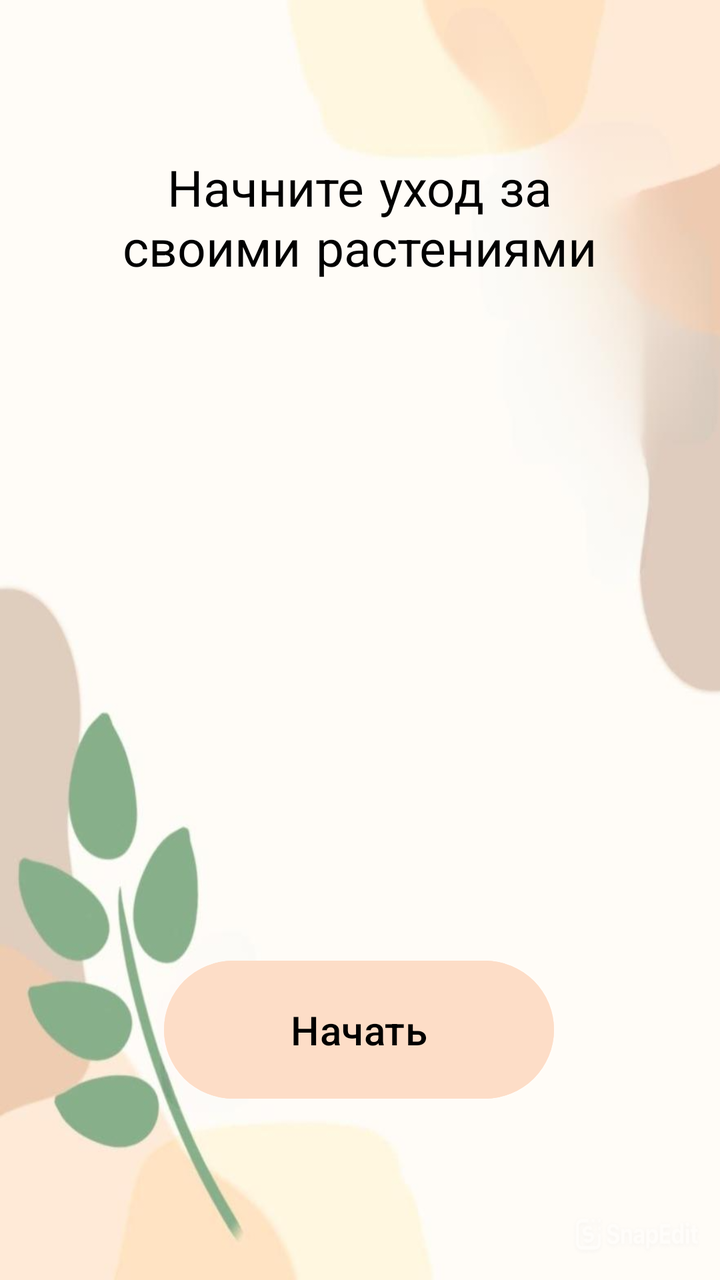
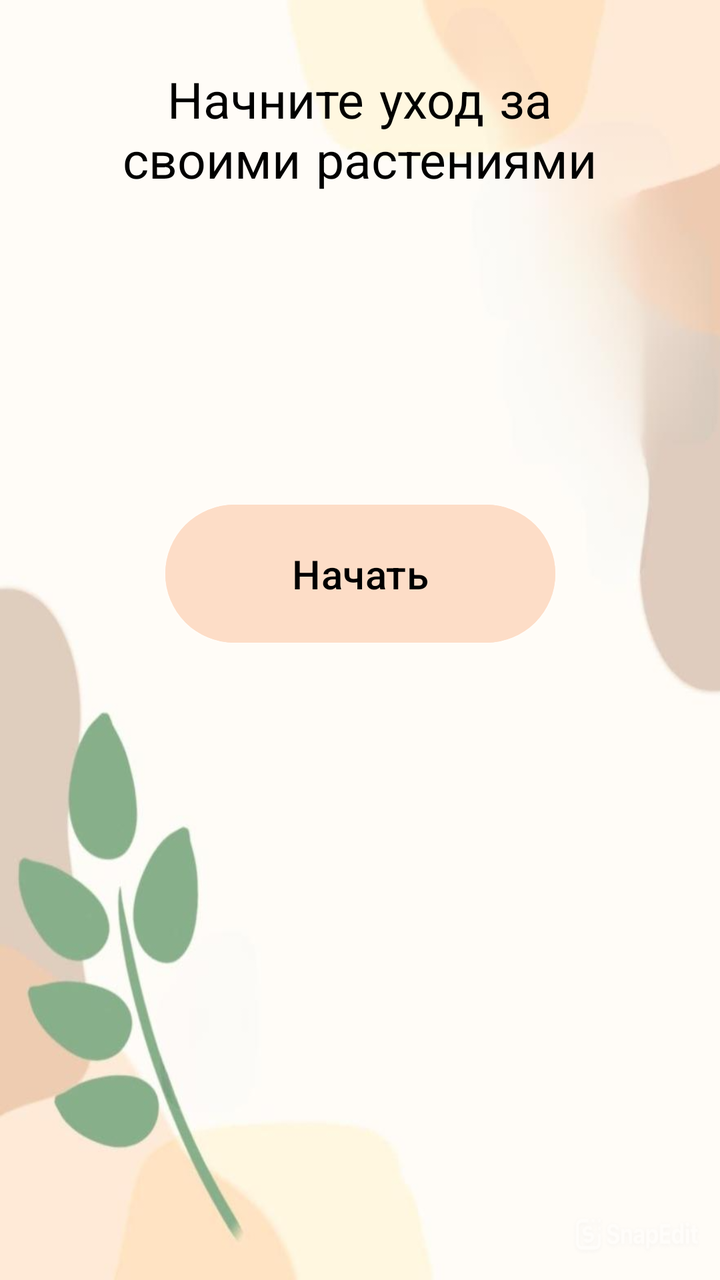

Screens rendered from an Android XML layout before and after an edit, with the pre-edit source and the edit as a unified diff.
<!-- AndroidManifest.xml: application theme Theme.Plant_care -->
<!-- res/layout/activity_main.xml -->
<?xml version="1.0" encoding="utf-8"?>
<androidx.constraintlayout.widget.ConstraintLayout xmlns:android="http://schemas.android.com/apk/res/android"
    xmlns:app="http://schemas.android.com/apk/res-auto"
    xmlns:tools="http://schemas.android.com/tools"
    android:id="@+id/main"
    android:layout_width="match_parent"
    android:layout_height="match_parent"
    android:background="@drawable/snapedit_1739354095106"
    tools:context=".MainActivity">

    <TextView
        android:id="@+id/textView"
        android:layout_width="264dp"
        android:layout_height="127dp"
        android:layout_marginTop="80dp"
        android:fontFamily="sans-serif-smallcaps"
        android:text="@string/logo_text"
        android:textAlignment="center"
        android:textColor="@color/black"
        android:textSize="25sp"
        app:layout_constraintEnd_toEndOf="parent"
        app:layout_constraintHorizontal_bias="0.496"
        app:layout_constraintStart_toStartOf="parent"
        app:layout_constraintTop_toTopOf="parent"
        tools:ignore="TextSizeCheck" />

    <Button
        android:id="@+id/button"
        android:layout_width="195dp"
        android:layout_height="77dp"
        android:backgroundTint="@color/reg_button_colour"
        android:onClick="startMenu"
        android:text="@string/start"
        android:textColor="@color/black"
        android:textSize="20sp"
        app:layout_constraintBottom_toBottomOf="parent"
        app:layout_constraintEnd_toEndOf="parent"
        app:layout_constraintHorizontal_bias="0.497"
        app:layout_constraintStart_toStartOf="parent"
        app:layout_constraintTop_toTopOf="parent"
        app:layout_constraintVertical_bias="0.846" />

</androidx.constraintlayout.widget.ConstraintLayout>
<!-- resources referenced by this layout -->
<resources>
  <color name="black">#FF000000</color>
  <color name="reg_button_colour">#FDDDC7</color>
  <!-- drawable snapedit_1739354095106: jpg bitmap (drawable, 195016 bytes) -->
  <string name="logo_text">Начните уход за своими растениями</string>
  <string name="start">Начать</string>
  <style name="Theme.Plant_care" parent="Base.Theme.Plant_care" />
  <style name="Base.Theme.Plant_care" parent="Theme.Material3.DayNight.NoActionBar">
          
          <item name="android:statusBarColor" tools:targetApi="l">@color/StatusBar_colour</item>
          
          
      </style>
  <color name="StatusBar_colour">#e7e9d4</color>
</resources>

<!-- the commit's change to res/layout/activity_main.xml (unified diff, before → after) -->
@@ -12,7 +12,7 @@
         android:id="@+id/textView"
         android:layout_width="264dp"
         android:layout_height="127dp"
-        android:layout_marginTop="80dp"
+        android:layout_marginTop="36dp"
         android:fontFamily="sans-serif-smallcaps"
         android:text="@string/logo_text"
         android:textAlignment="center"
@@ -35,9 +35,23 @@
         android:textSize="20sp"
         app:layout_constraintBottom_toBottomOf="parent"
         app:layout_constraintEnd_toEndOf="parent"
-        app:layout_constraintHorizontal_bias="0.497"
         app:layout_constraintStart_toStartOf="parent"
         app:layout_constraintTop_toTopOf="parent"
-        app:layout_constraintVertical_bias="0.846" />
+        app:layout_constraintVertical_bias="0.441" />
+
+    <TextView
+        android:id="@+id/textView20"
+        android:layout_width="205dp"
+        android:layout_height="116dp"
+        android:textAlignment="center"
+        android:textColor="#DE1313"
+        android:textSize="20sp"
+        app:layout_constraintBottom_toBottomOf="parent"
+        app:layout_constraintEnd_toEndOf="parent"
+        app:layout_constraintHorizontal_bias="0.493"
+        app:layout_constraintStart_toStartOf="parent"
+        app:layout_constraintTop_toTopOf="parent"
+        android:visibility="gone"
+        app:layout_constraintVertical_bias="0.691" />
 
 </androidx.constraintlayout.widget.ConstraintLayout>
